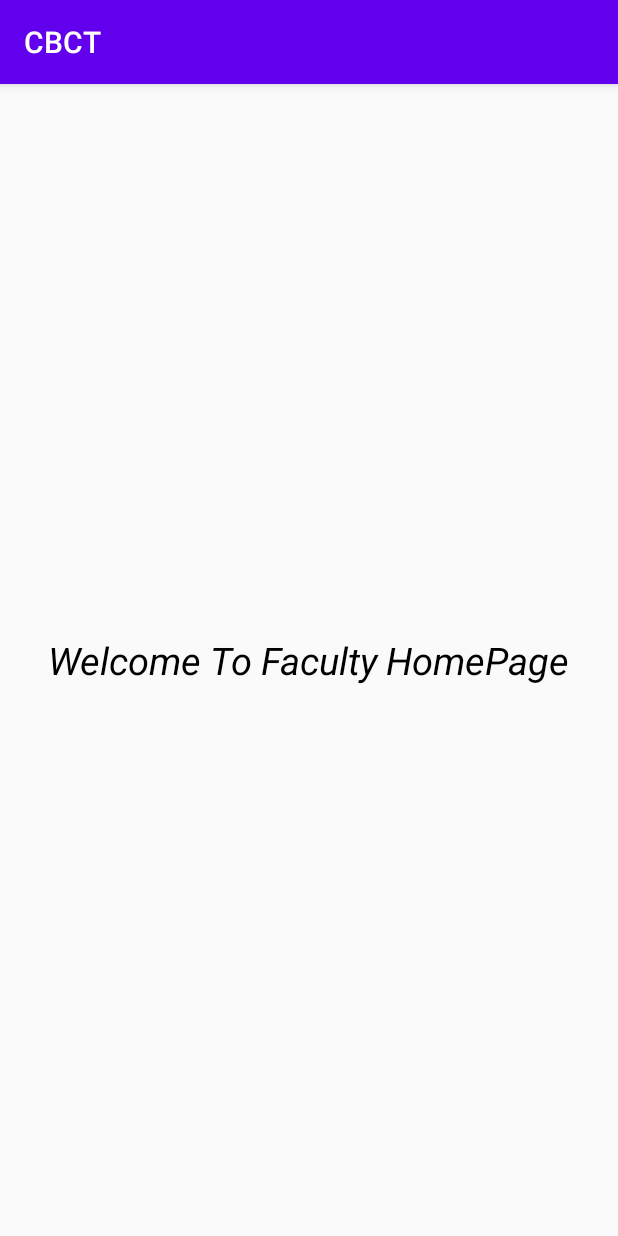
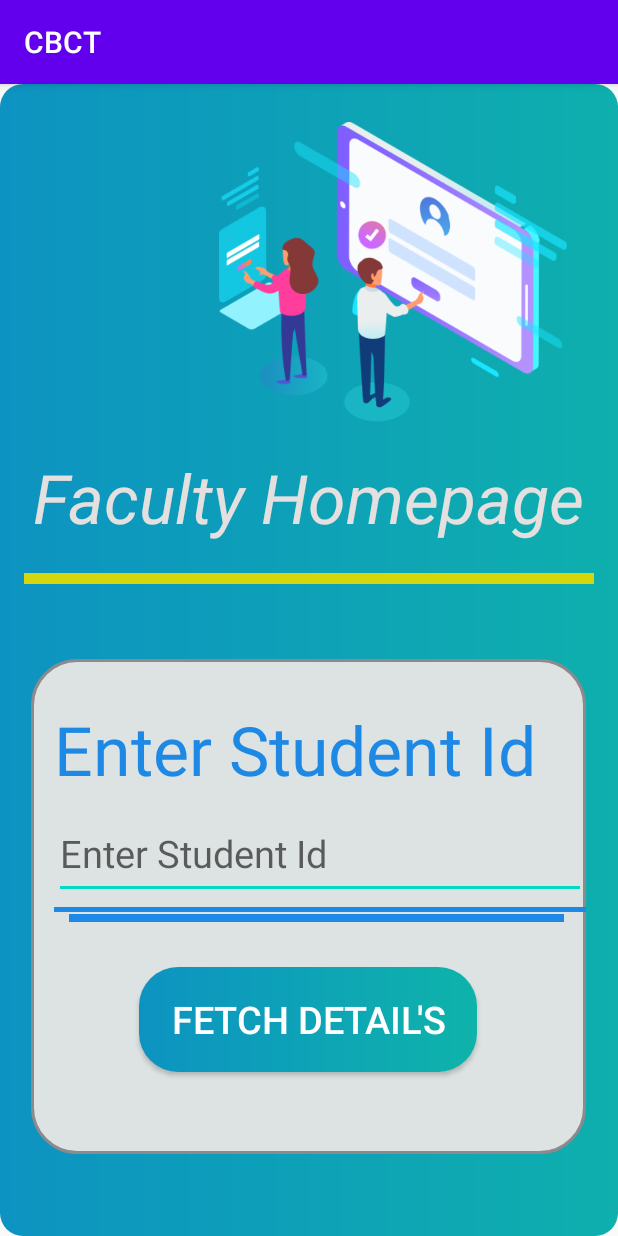
Before and after one commit to CBCT-BBSR/CBCT_Android, an Android app: the FacultyHomepageActivity screen opened directly, with no data from a screen before it, on a phone screen of 412 x 824 dp. Run offline under Robolectric (Android 15) with nearby library versions, the light colour scheme and no system bars.

Commit message:
faculty module

```diff
--- /dev/null
+++ b/app/src/main/java/com/cutm/majorproject/cbct/StudentApi.java
@@ -0,0 +1,11 @@
+package com.cutm.majorproject.cbct;
+
+import retrofit2.Call;
+import retrofit2.http.GET;
+import retrofit2.http.Path;
+
+public interface StudentApi {
+
+    @GET("/student/{student_id}")
+    Call<Student> getStudent(@Path("student_id") int student_id);
+}
--- a/app/src/main/res/layout/activity_faculty_homepage.xml
+++ b/app/src/main/res/layout/activity_faculty_homepage.xml
@@ -1,17 +1,83 @@
 <?xml version="1.0" encoding="utf-8"?>
-<LinearLayout xmlns:android="http://schemas.android.com/apk/res/android"
+<LinearLayout
+    xmlns:android="http://schemas.android.com/apk/res/android"
+    android:layout_width="match_parent"
     android:orientation="vertical"
-    android:layout_width="match_parent"
-    android:gravity="center"
+    android:background="@drawable/centre_background"
     android:layout_height="match_parent">
+    <ImageView
+        android:layout_width="300dp"
+        android:layout_height="200dp"
+        android:layout_marginTop="25dp"
+        android:layout_gravity="end"
+        android:src="@drawable/enquiry_bk" />
     <TextView
         android:layout_width="wrap_content"
         android:layout_height="wrap_content"
+        android:text="Faculty Homepage"
+        android:layout_marginTop="20dp"
+        android:textSize="45sp"
+        android:textStyle="italic"
         android:layout_gravity="center"
-        android:textSize="25sp"
-        android:textStyle="italic"
-        android:textColor="#000000"
-        android:text="Welcome To Faculty HomePage"/>
+        android:textColor="#E4E0E0"/>
+    <View
+        android:layout_width="380dp"
+        android:layout_height="7dp"
+        android:layout_gravity="center"
+        android:layout_marginTop="20dp"
+        android:background="#D6D60C" />
+    <LinearLayout
+        android:layout_width="370dp"
+        android:layout_height="330dp"
+        android:orientation="vertical"
+        android:layout_marginTop="50dp"
+        android:layout_gravity="center"
+        android:background="@drawable/mock_back">
+        <TextView
+            android:layout_width="match_parent"
+            android:layout_height="50dp"
+            android:layout_marginStart="15dp"
+            android:layout_marginTop="30dp"
+            android:text="Enter Student Id"
+            android:textColor="#1E88E5"
+            android:textSize="45sp" />
+        <EditText
+            android:id="@+id/et_faculty_search_studentid"
+            android:layout_width="match_parent"
+            android:layout_height="60dp"
+            android:inputType="number"
+            android:layout_marginStart="15dp"
+            android:layout_marginTop="20dp"
+            android:textSize="25sp"
+            android:textColor="#9C0236"
+            android:hint="Enter Student Id "/>
+        <View
+            android:layout_width="match_parent"
+            android:layout_height="3dp"
+            android:layout_marginStart="15dp"
+            android:layout_marginTop="5dp"
+            android:background="#1E88E5" />
 
 
+        <View
+            android:layout_width="330dp"
+            android:layout_height="5dp"
+            android:layout_marginStart="25dp"
+            android:layout_marginTop="1dp"
+            android:background="#1E88E5" />
+
+        <Button
+            android:id="@+id/btn_goto_faculty_fetch_details"
+            android:layout_gravity="center"
+            android:layout_width="225dp"
+            android:layout_height="70dp"
+            android:layout_marginTop="30dp"
+            android:background="@drawable/centre_button"
+            android:text="Fetch Detail's"
+            android:textColor="#ffffff"
+            android:textSize="25sp" />
+
+
+    </LinearLayout>
+
 </LinearLayout>
```
Also changed, not shown: app/src/main/java/com/cutm/majorproject/cbct/FacultyHomepageActivity.java (+84 -0 lines), app/src/main/java/com/cutm/majorproject/cbct/FacultySearchResult.java (added, +83 -0 lines), app/src/main/java/com/cutm/majorproject/cbct/Student.java (added, +111 -0 lines), app/src/main/res/layout/activity_faculty_search_result.xml (added, +171 -0 lines).
